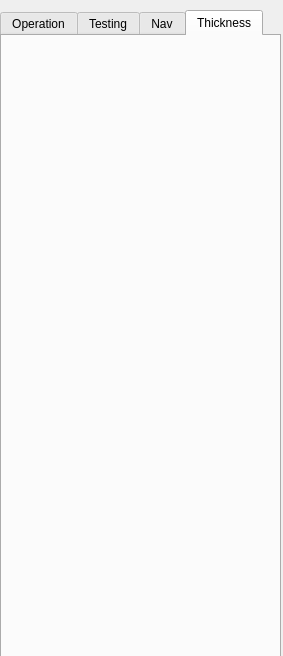
Before: the Qt Designer form src/phd/src/control_panel.ui in mikewrock/phd_backup_full, drawn with Qt 5.
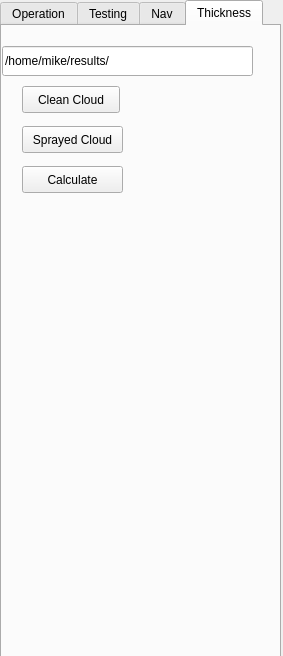
After: the same form once the commit is applied. The open tabs and pages were chosen to show the change.

Patch:
```diff
--- a/src/phd/src/control_panel.ui
+++ b/src/phd/src/control_panel.ui
@@ -17,7 +17,7 @@
    <property name="geometry">
     <rect>
      <x>0</x>
-     <y>10</y>
+     <y>0</y>
      <width>281</width>
      <height>661</height>
     </rect>
@@ -1432,6 +1432,58 @@
     <attribute name="title">
      <string>Thickness</string>
     </attribute>
+    <widget class="QLineEdit" name="save_name_box">
+     <property name="geometry">
+      <rect>
+       <x>0</x>
+       <y>20</y>
+       <width>251</width>
+       <height>30</height>
+      </rect>
+     </property>
+     <property name="text">
+      <string>/home/mike/results/</string>
+     </property>
+    </widget>
+    <widget class="QPushButton" name="clean_button">
+     <property name="geometry">
+      <rect>
+       <x>20</x>
+       <y>60</y>
+       <width>98</width>
+       <height>27</height>
+      </rect>
+     </property>
+     <property name="text">
+      <string>Clean Cloud</string>
+     </property>
+    </widget>
+    <widget class="QPushButton" name="sprayed_button">
+     <property name="geometry">
+      <rect>
+       <x>20</x>
+       <y>100</y>
+       <width>101</width>
+       <height>27</height>
+      </rect>
+     </property>
+     <property name="text">
+      <string>Sprayed Cloud</string>
+     </property>
+    </widget>
+    <widget class="QPushButton" name="calculate_button">
+     <property name="geometry">
+      <rect>
+       <x>20</x>
+       <y>140</y>
+       <width>101</width>
+       <height>27</height>
+      </rect>
+     </property>
+     <property name="text">
+      <string>Calculate</string>
+     </property>
+    </widget>
    </widget>
   </widget>
  </widget>
```
Left out of the diff: 65 changed lines with no effect on the pictures.
